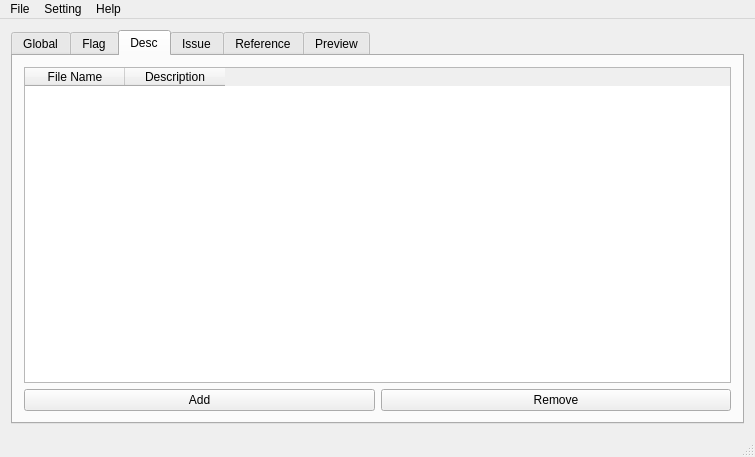
This is CommentHelper/mainwindow.ui in jopemachine-playground/Summary-Commenter as Qt 5 draws it before an edit. The edited form follows.
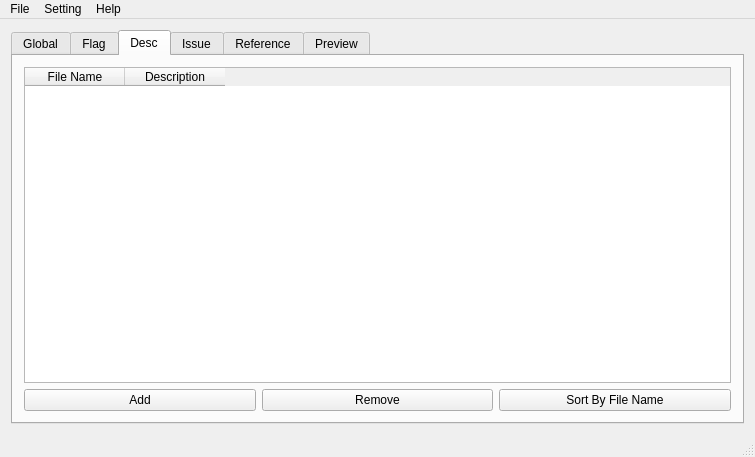
This is the edited form. The open tabs and pages were chosen to show the change. Icons and pictures are not drawn.

```diff
--- a/CommentHelper/mainwindow.ui
+++ b/CommentHelper/mainwindow.ui
@@ -389,6 +389,13 @@
               </property>
              </widget>
             </item>
+            <item>
+             <widget class="QPushButton" name="descSortBtn">
+              <property name="text">
+               <string>Sort By File Name</string>
+              </property>
+             </widget>
+            </item>
            </layout>
           </item>
          </layout>
```
Left out of the diff: 14 changed lines with no effect on the pictures.
